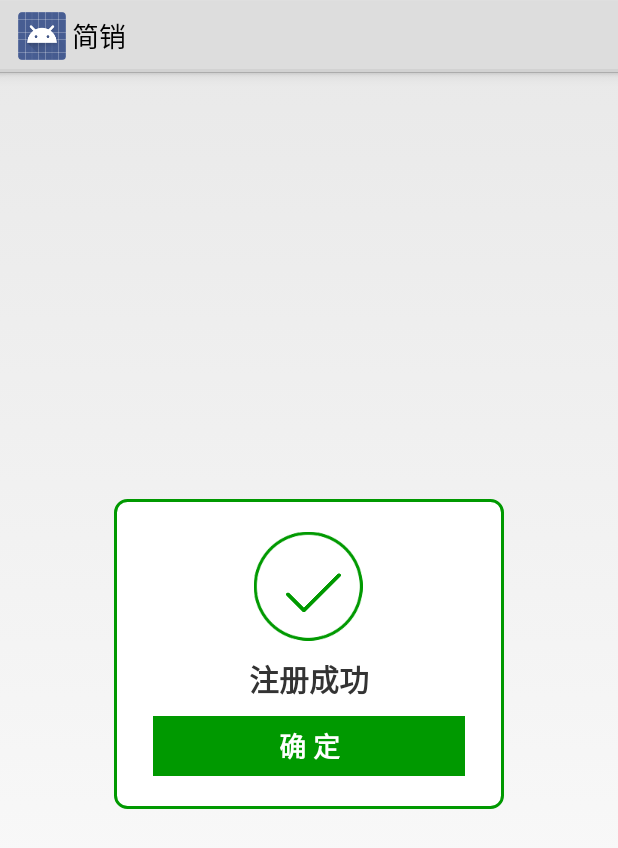
After one commit to chenmi1234/janepin.github, an Android app: the layout dialog_success_layout.xml on its own in the app's theme, with its tools: preview values and no code run, on a phone screen of 412 x 824 dp. The commit adds this screen. Shown: the top 848 px of the screen. Run offline under Robolectric (Android 15) with nearby library versions, the phone set to English and light mode, and no system bars.

Commit message:
成功Dialog 一个button

```diff
--- a/app/src/main/java/com/lianpos/devfoucs/view/OneButtonDialog.java
+++ b/app/src/main/java/com/lianpos/devfoucs/view/OneButtonWarningDialog.java
@@ -14,7 +14,7 @@ import com.lianpos.activity.R;
  * Created by wangshuai on 2017/10/31 0031.
  */
 
-public class OneButtonDialog extends Dialog {
+public class OneButtonWarningDialog extends Dialog {
 
     private Button yes;//确定按钮
     private TextView messageTv;//消息提示文本
@@ -33,14 +33,14 @@ public class OneButtonDialog extends Dialog {
         this.yesOnclickListener = onYesOnclickListener;
     }
 
-    public OneButtonDialog(Context context) {
+    public OneButtonWarningDialog(Context context) {
         super(context, R.style.MyDialog);
     }
 
     @Override
     protected void onCreate(Bundle savedInstanceState) {
         super.onCreate(savedInstanceState);
-        setContentView(R.layout.dialog_layout);
+        setContentView(R.layout.dialog_warning_layout);
         //按空白处不能取消动画
         setCanceledOnTouchOutside(false);
 
--- /dev/null
+++ b/app/src/main/res/drawable/shape_radius_green.xml
@@ -0,0 +1,17 @@
+<?xml version="1.0" encoding="utf-8"?>
+<shape xmlns:android="http://schemas.android.com/apk/res/android">
+    <!-- 实心 -->
+    <solid android:color="@android:color/white" />
+    <!-- 边框 -->
+    <stroke
+        android:width="2dp"
+        android:color="#009900" />
+    <!-- 圆角 -->
+    <corners android:radius="8dp" />
+    <!-- 边距 -->
+    <padding
+        android:bottom="2dp"
+        android:left="6dp"
+        android:right="6dp"
+        android:top="2dp" />
+</shape>
--- /dev/null
+++ b/app/src/main/res/layout/dialog_success_layout.xml
@@ -0,0 +1,46 @@
+<?xml version="1.0" encoding="utf-8"?>
+<RelativeLayout xmlns:android="http://schemas.android.com/apk/res/android"
+    android:layout_width="match_parent"
+    android:layout_height="match_parent"
+    android:orientation="vertical">
+
+    <LinearLayout
+        android:layout_width="260dp"
+        android:layout_height="wrap_content"
+        android:layout_centerInParent="true"
+        android:background="@drawable/shape_radius_green"
+        android:orientation="vertical">
+
+        <ImageView
+            android:id="@+id/warningImage"
+            android:layout_width="wrap_content"
+            android:layout_height="wrap_content"
+            android:layout_gravity="center_horizontal"
+            android:layout_marginTop="20dp"
+            android:src="@mipmap/duihao" />
+
+        <TextView
+            android:id="@+id/message"
+            android:layout_width="wrap_content"
+            android:layout_height="wrap_content"
+            android:layout_gravity="center_horizontal"
+            android:layout_marginTop="10dp"
+            android:text="注册成功"
+            android:textColor="#333333"
+            android:textSize="20dp"
+            android:textStyle="bold" />
+
+        <Button
+            android:id="@+id/yesButton"
+            android:layout_width="match_parent"
+            android:layout_height="40dp"
+            android:layout_marginBottom="20dp"
+            android:layout_marginLeft="20dp"
+            android:layout_marginRight="20dp"
+            android:layout_marginTop="10dp"
+            android:background="#009900"
+            android:text="确 定"
+            android:textColor="#ffffff"
+            android:textStyle="bold" />
+    </LinearLayout>
+</RelativeLayout>
--- a/app/src/main/res/layout/fragment_person.xml
+++ b/app/src/main/res/layout/fragment_person.xml
@@ -17,10 +17,11 @@
             android:textSize="20dp" />
     </RelativeLayout>
     <TextView
+        android:id="@+id/toLoginPage"
         android:layout_width="wrap_content"
         android:layout_height="wrap_content"
         android:layout_centerInParent="true"
-        android:text="这是个人中心页面"
+        android:text="点我To登录页面"
         android:textSize="20sp"/>
 
 </RelativeLayout>
```
Also changed, not shown: app/src/main/java/com/lianpos/devfoucs/login/activity/RegisterActivity.java (+4 -9 lines), app/src/main/java/com/lianpos/devfoucs/login/activity/RegisterAreaActivity.java (+15 -3 lines), app/src/main/java/com/lianpos/devfoucs/view/OneButtonSuccessDialog.java (added, +108 -0 lines), app/src/main/java/com/lianpos/fragment/PersonFragment.java (+15 -0 lines), app/src/main/res/layout/dialog_warning_layout.xml (renamed from app/src/main/res/layout/dialog_layout.xml), 13 other files.
